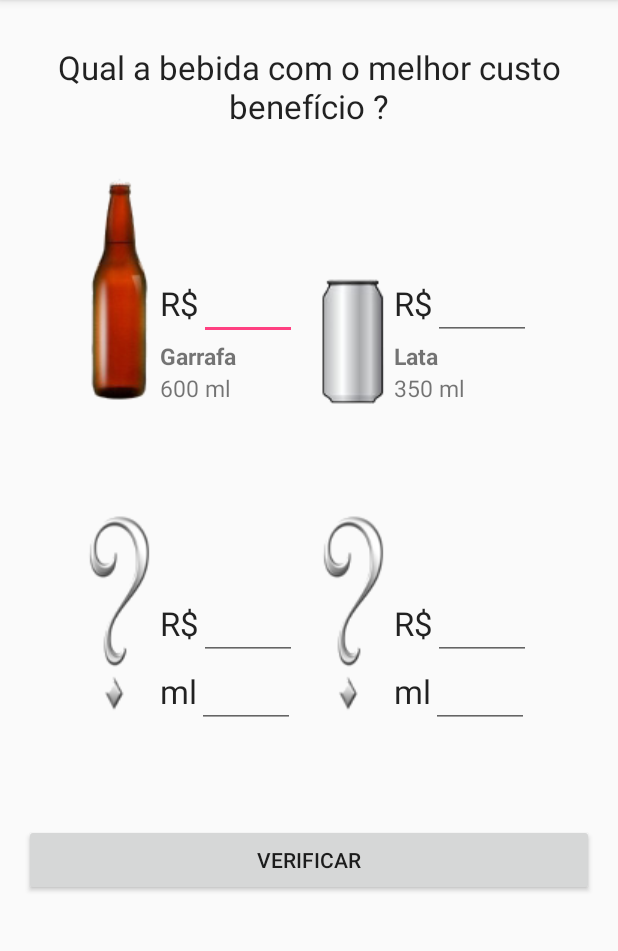
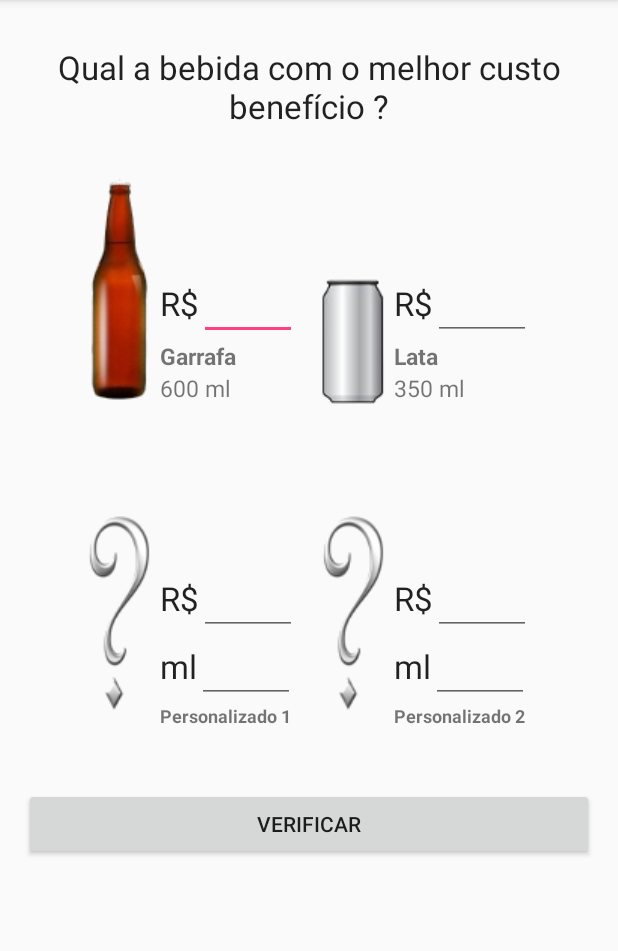
Before and after one commit to gesielrios/Cervas, an Android app: the screen it shows after launch (MainActivity), on a phone screen of 412 x 824 dp, the part 84-1035 px from its top. Run offline under Robolectric (Android 15) with nearby library versions, the phone set to English and light mode, and no system bars.

Commit message:
Adição do label personalizado

```diff
--- a/app/src/main/res/layout/activity_main.xml
+++ b/app/src/main/res/layout/activity_main.xml
@@ -138,11 +138,11 @@
         </LinearLayout>
 
         <LinearLayout
-            android:layout_width="fill_parent"
+            android:layout_width="match_parent"
             android:layout_height="wrap_content"
             android:gravity="center"
             android:orientation="horizontal"
-            android:layout_marginBottom="64dp">
+            android:layout_marginBottom="40dp">
 
             <LinearLayout
                 android:layout_width="wrap_content"
@@ -195,6 +195,14 @@
                             android:layout_height="wrap_content"
                             android:id="@+id/ml_personalizado_1_field_main"/>
                     </LinearLayout>
+
+                    <TextView
+                        android:layout_width="wrap_content"
+                        android:layout_height="wrap_content"
+                        android:text="@string/personalizado_um"
+                        android:textStyle="bold"
+                        android:textSize="12sp" />
+
                 </LinearLayout>
             </LinearLayout>
 
@@ -210,7 +218,7 @@
                     android:layout_width="wrap_content"
                     android:layout_height="wrap_content"
                     android:src="@drawable/interrogacao"
-                    android:paddingRight="5dp"/>
+                    android:paddingRight="5dp" />
 
                 <LinearLayout
                     android:layout_width="wrap_content"
@@ -249,7 +257,16 @@
                             android:layout_height="wrap_content"
                             android:id="@+id/ml_personalizado_2_field_main"/>
                     </LinearLayout>
+
+                    <TextView
+                        android:layout_width="wrap_content"
+                        android:layout_height="wrap_content"
+                        android:text="@string/personalizado_dois"
+                        android:textStyle="bold"
+                        android:textSize="12sp" />
+
                 </LinearLayout>
+
             </LinearLayout>
         </LinearLayout>
 
--- a/app/src/main/res/values/strings.xml
+++ b/app/src/main/res/values/strings.xml
@@ -19,6 +19,8 @@ Escolha a opção desejada, digite os preços e calcule qual opção é mais van
     <string name="lata">Lata</string>
     <string name="ml_lata">350 ml</string>
     <string name="calcular">Verificar</string>
+    <string name="personalizado_um">Personalizado 1</string>
+    <string name="personalizado_dois">Personalizado 2</string>
 
     <!-- Resultado -->
     <string name="resultado">Resultado</string>
```
Also changed, not shown: 1 other file.
